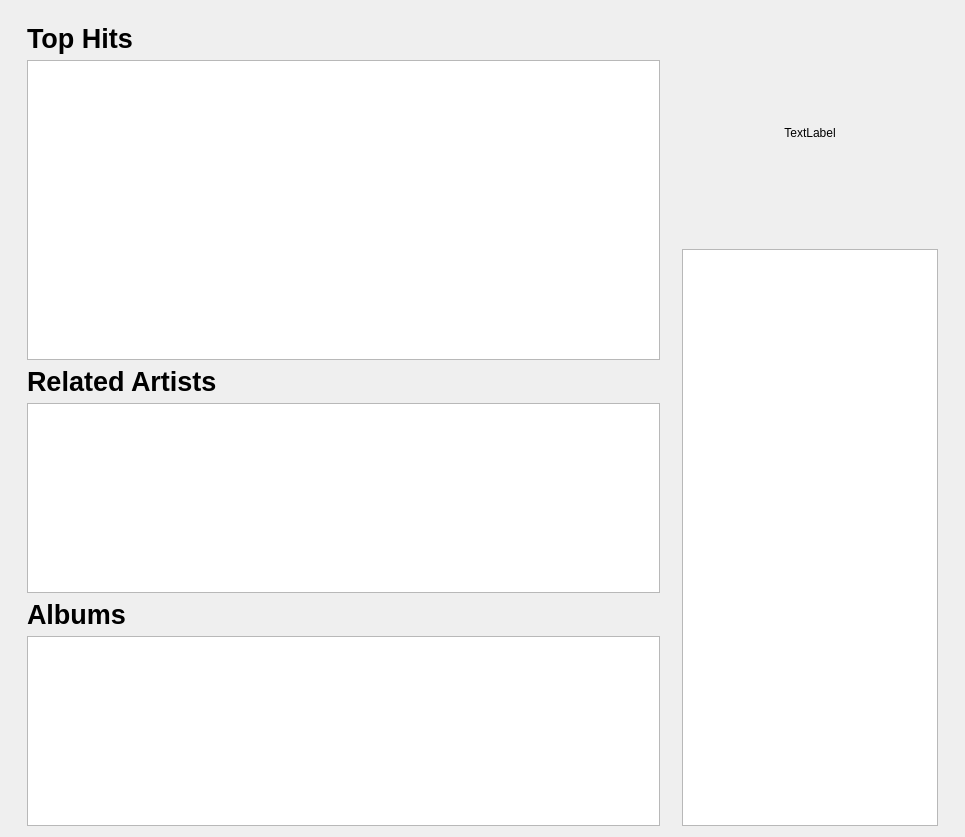
Above: src/libtomahawk/widgets/infowidgets/ArtistInfoWidget.ui from tomahawk-player/tomahawk before the change. Below: the same form after it.
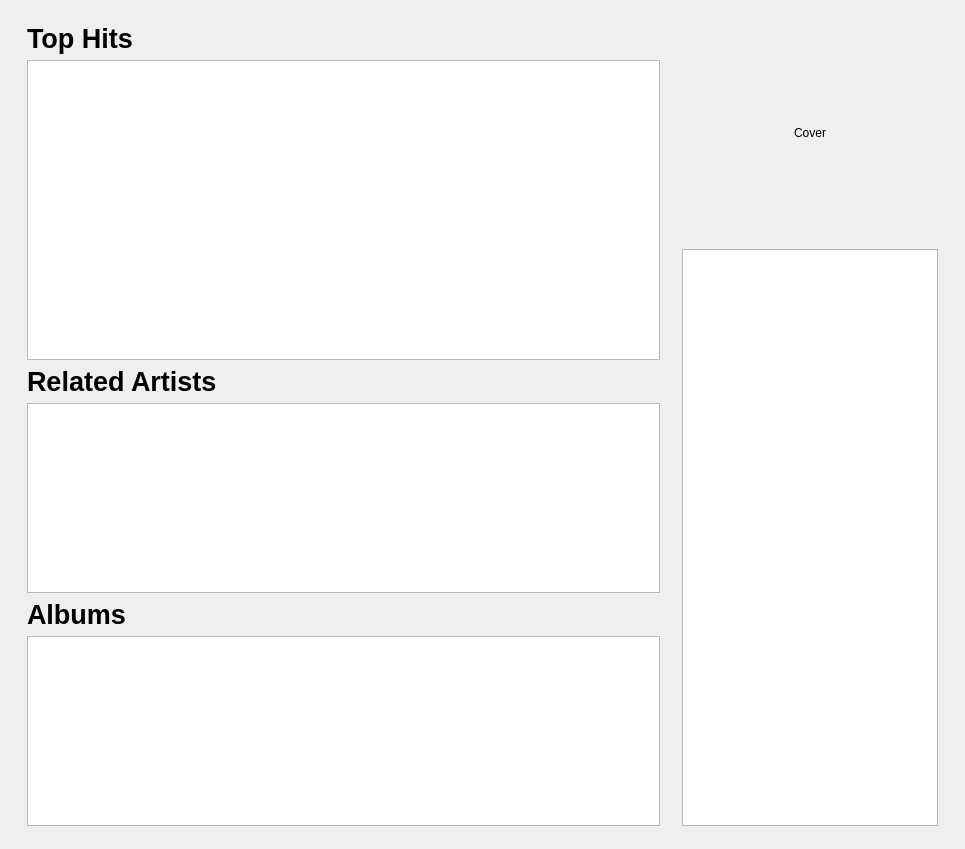
That is the form after the change. Custom widgets are drawn as their Qt base class.

Diff of the .ui file:
```diff
--- a/src/libtomahawk/widgets/infowidgets/ArtistInfoWidget.ui
+++ b/src/libtomahawk/widgets/infowidgets/ArtistInfoWidget.ui
@@ -7,7 +7,7 @@
     <x>0</x>
     <y>0</y>
     <width>965</width>
-    <height>812</height>
+    <height>824</height>
    </rect>
   </property>
   <property name="windowTitle">
@@ -25,6 +25,9 @@
      <property name="rightMargin">
       <number>16</number>
      </property>
+     <property name="bottomMargin">
+      <number>12</number>
+     </property>
      <item>
       <layout class="QVBoxLayout" name="verticalLayout">
        <item>
@@ -148,7 +151,7 @@
           </size>
          </property>
          <property name="text">
-          <string>TextLabel</string>
+          <string>Cover</string>
          </property>
          <property name="alignment">
           <set>Qt::AlignCenter</set>
```
